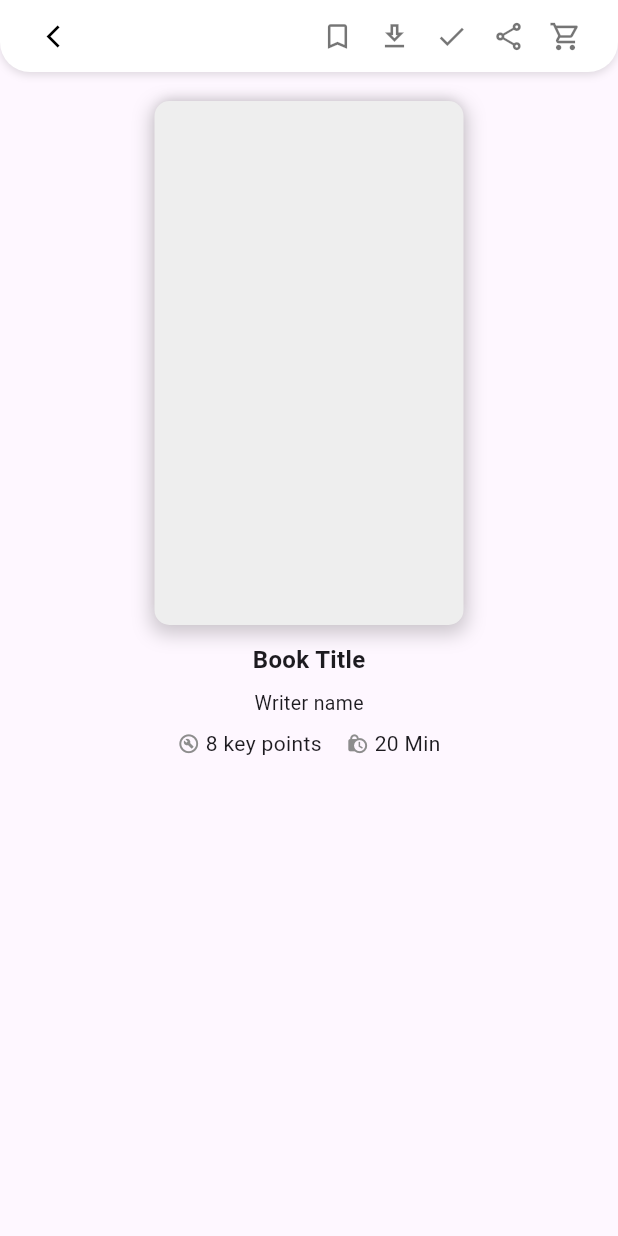
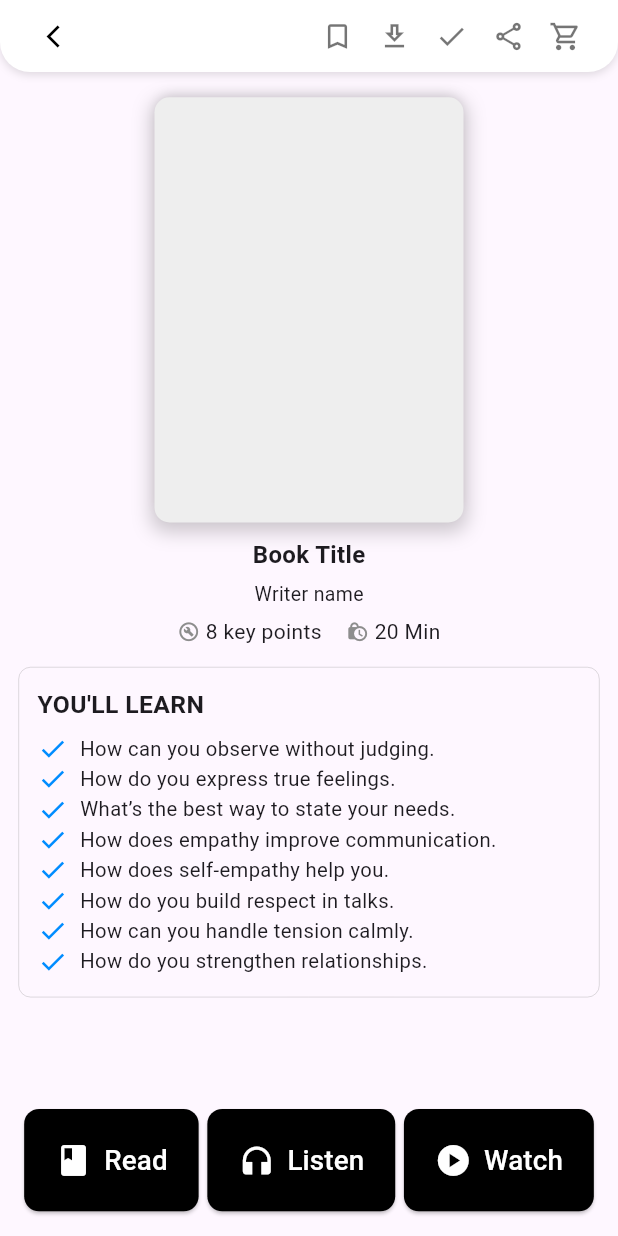
Before and after one commit to Umair-Amjad-Ali/Flutter, a Flutter app: the screen it shows after launch, on a phone screen of 412 x 824 dp. Run offline on Flutter 3.47's test engine with Material 3 defaults, Android fonts, the phone set to English and light mode, and no system bars; our stand-ins replace percent_indicator.

Commit message:
`Added new features to Book Details Screen: learning points, updated layout, and bottom navigation bar`

```diff
--- a/book_reading/lib/screens/mainui/book_details_screen.dart
+++ b/book_reading/lib/screens/mainui/book_details_screen.dart
@@ -1,4 +1,6 @@
+import 'package:book_reading/widgets/check_list_items.dart';
 import 'package:book_reading/widgets/custom_appbar.dart';
+import 'package:book_reading/widgets/secondary_bottom_navbar.dart';
 import 'package:flutter/material.dart';
 
 class BookDetailsScreen extends StatefulWidget {
@@ -9,15 +11,35 @@ class BookDetailsScreen extends StatefulWidget {
 }
 
 class _BookDetailsScreenState extends State<BookDetailsScreen> {
+  final List<String> learningPoints = [
+    "How can you observe without judging.",
+    "How do you express true feelings.",
+    "What’s the best way to state your needs.",
+    "How does empathy improve communication.",
+    "How does self-empathy help you.",
+    "How do you build respect in talks.",
+    "How can you handle tension calmly.",
+    "How do you strengthen relationships."
+  ];
+
   @override
   Widget build(BuildContext context) {
+    var screenWidthGlobal = MediaQuery.of(context).size.width;
+    var screenHeightGlobal = MediaQuery.of(context).size.width;
     return Scaffold(
       appBar: CustomAppBar(),
-      body: LayoutBuilder(builder: (context, constraints) {
+      body: LayoutBuilder(
+        builder: (context, constraints) {
           final screenWidth = constraints.maxWidth;
           final screenHeight = constraints.maxHeight;
 
-        return Column(
+          return SingleChildScrollView(
+            child: Padding(
+              padding: EdgeInsets.symmetric(
+                horizontal: screenWidth * 0.03,
+              ),
+              child: Column(
+                // crossAxisAlignment: CrossAxisAlignment.start,
                 children: [
                   Center(
                     child: Column(
@@ -26,19 +48,21 @@ class _BookDetailsScreenState extends State<BookDetailsScreen> {
                           height: screenHeight * 0.025,
                         ),
                         Container(
-                    height: screenHeight * 0.45,
+                          height: screenHeight * 0.42,
                           width: screenWidth * 0.5,
                           decoration: BoxDecoration(
                             color: Colors.grey[200],
                             borderRadius: BorderRadius.circular(10),
                             boxShadow: [
                               BoxShadow(
+                                // ignore: deprecated_member_use
                                 color: Colors.black.withOpacity(0.2),
                                 blurRadius: 10,
                                 spreadRadius: 2,
                                 offset: Offset(0, 4),
                               ),
                               BoxShadow(
+                                // ignore: deprecated_member_use
                                 color: Colors.black.withOpacity(0.1),
                                 blurRadius: 5,
                                 spreadRadius: -2,
@@ -57,7 +81,7 @@ class _BookDetailsScreenState extends State<BookDetailsScreen> {
                             fontWeight: FontWeight.w600,
                           ),
                         ),
-                  SizedBox(height: screenHeight * 0.01),
+                        SizedBox(height: screenHeight * 0.008),
                         Text(
                           "Writer name",
                           style: TextStyle(
@@ -65,7 +89,7 @@ class _BookDetailsScreenState extends State<BookDetailsScreen> {
                             fontWeight: FontWeight.w400,
                           ),
                         ),
-                  SizedBox(height: screenHeight * 0.01),
+                        SizedBox(height: screenHeight * 0.008),
                         Row(
                           mainAxisAlignment: MainAxisAlignment.center,
                           children: [
@@ -89,9 +113,72 @@ class _BookDetailsScreenState extends State<BookDetailsScreen> {
                       ],
                     ),
                   ),
+                  SizedBox(height: screenHeight * 0.02),
+                  Container(
+                    padding: EdgeInsets.symmetric(
+                      horizontal: screenWidth * 0.03,
+                      vertical: screenHeight * 0.02,
+                    ),
+                    decoration: BoxDecoration(
+                        border: Border.all(
+                          color: Color(0xFF8D8D8D),
+                          width: .2,
+                        ),
+                        borderRadius: BorderRadius.all(Radius.circular(8))),
+                    child: Column(
+                      crossAxisAlignment: CrossAxisAlignment.start,
+                      children: [
+                        Text(
+                          "YOU'LL LEARN",
+                          style: TextStyle(
+                            fontSize: screenWidth * 0.04,
+                            fontWeight: FontWeight.w600,
+                          ),
+                          textAlign: TextAlign.start,
+                        ),
+                        SizedBox(height: screenHeight * 0.01),
+                        Column(
+                          children: learningPoints
+                              .map((point) => CheckListItems(
+                                  text: point,
+                                  screenWidth: screenWidth,
+                                  screenHeight: screenHeight))
+                              .toList(),
+                        )
                       ],
+                    ),
+                  )
+                ],
+              ),
+            ),
           );
-      }),
+        },
+      ),
+      bottomNavigationBar: Padding(
+        padding: EdgeInsets.symmetric(
+            horizontal: screenWidthGlobal * 0.025,
+            vertical: screenHeightGlobal * 0.04),
+        child: Row(
+          mainAxisAlignment: MainAxisAlignment.spaceEvenly,
+          children: [
+            SecondaryBottomNavbar(
+                icon: Icons.book,
+                label: "Read",
+                screenWidthGlobal: screenWidthGlobal,
+                screenHeightGlobal: screenHeightGlobal),
+            SecondaryBottomNavbar(
+                icon: Icons.headphones,
+                label: "Listen",
+                screenWidthGlobal: screenWidthGlobal,
+                screenHeightGlobal: screenHeightGlobal),
+            SecondaryBottomNavbar(
+                icon: Icons.play_circle,
+                label: "Watch",
+                screenWidthGlobal: screenWidthGlobal,
+                screenHeightGlobal: screenHeightGlobal),
+          ],
+        ),
+      ),
     );
   }
 }
--- /dev/null
+++ b/book_reading/lib/widgets/check_list_items.dart
@@ -0,0 +1,26 @@
+import 'package:flutter/material.dart';
+
+class CheckListItems extends StatelessWidget {
+  final String text;
+  final double screenWidth;
+  final double screenHeight;
+  const CheckListItems(
+      {super.key,
+      required this.text,
+      required this.screenWidth,
+      required this.screenHeight});
+
+  @override
+  Widget build(BuildContext context) {
+    return Row(children: [
+      Icon(Icons.check, color: Color(0xFF008CFF), size: screenHeight * 0.03),
+      SizedBox(width: screenWidth * 0.02),
+      Expanded(
+          child: Text(
+        text,
+        style: TextStyle(
+            fontSize: screenHeight * 0.02, fontWeight: FontWeight.w400),
+      ))
+    ]);
+  }
+}
--- /dev/null
+++ b/book_reading/lib/widgets/secondary_bottom_navbar.dart
@@ -0,0 +1,41 @@
+import 'package:flutter/material.dart';
+
+class SecondaryBottomNavbar extends StatelessWidget {
+  final IconData icon;
+  final String label;
+  final double screenWidthGlobal;
+  final double screenHeightGlobal;
+
+  const SecondaryBottomNavbar({
+    super.key,
+    required this.icon,
+    required this.label,
+    required this.screenWidthGlobal,
+    required this.screenHeightGlobal,
+  });
+
+  @override
+  Widget build(BuildContext context) {
+    return ElevatedButton.icon(
+      style: ElevatedButton.styleFrom(
+        backgroundColor: Colors.black,
+        foregroundColor: Colors.white,
+        padding: EdgeInsets.symmetric(
+            vertical: screenHeightGlobal * 0.05,
+            horizontal: screenWidthGlobal * 0.05),
+        shape: RoundedRectangleBorder(
+          borderRadius: BorderRadius.circular(10),
+        ),
+      ),
+      icon: Icon(
+        icon,
+        size: screenHeightGlobal * 0.06,
+        color: Colors.white,
+      ), // Corrected reference
+      label: Text(label,
+          style: TextStyle(
+              fontSize: screenHeightGlobal * 0.045)), // Corrected reference
+      onPressed: () {},
+    );
+  }
+}
```
Lines whose indentation alone changed are shown as unchanged.
